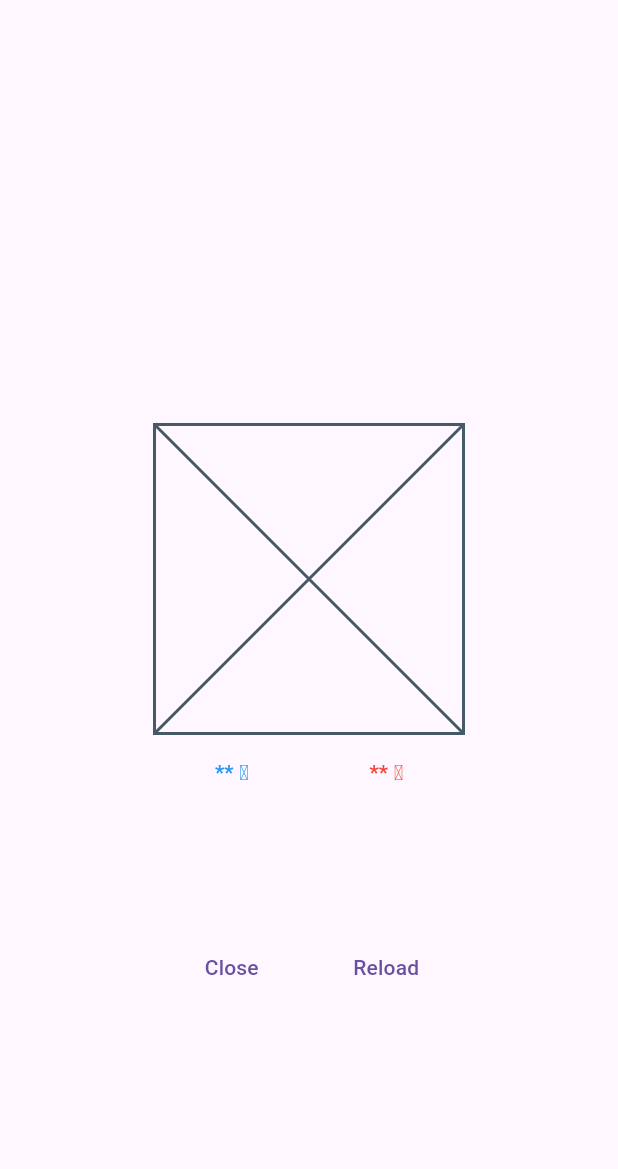
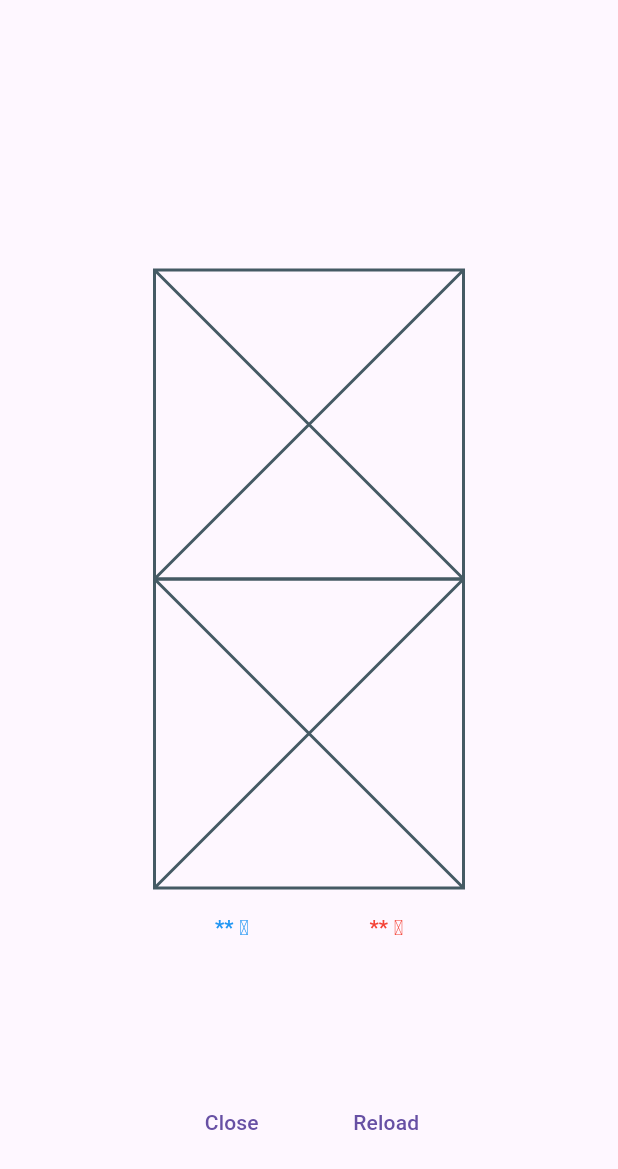
Before and after one commit to touyou/flutter-training, a Flutter app: the screen it shows after launch, on a phone screen of 412 x 824 dp. Shown: the top 1169 px of the screen. Run offline on Flutter 3.47's test engine with Material 3 defaults, Android fonts, the phone set to English and light mode, and no system bars; our stand-ins replace flutter_hooks, flutter_svg, hooks_riverpod, riverpod_annotation; missing offline and left inert: yumemi_weather; generated files the repository leaves out were written again.

```diff
--- /dev/null
+++ b/lib/components/weather_image.dart
@@ -0,0 +1,26 @@
+import 'package:flutter/foundation.dart';
+import 'package:flutter/material.dart';
+import 'package:flutter_training/constants/weather.dart';
+
+class WeatherImage extends StatelessWidget {
+  const WeatherImage({
+    required this.weather,
+    super.key,
+  });
+
+  final Weather? weather;
+
+  @override
+  Widget build(BuildContext context) {
+    return AspectRatio(
+      aspectRatio: 1,
+      child: weather?.svg ?? const Placeholder(),
+    );
+  }
+
+  @override
+  void debugFillProperties(DiagnosticPropertiesBuilder properties) {
+    super.debugFillProperties(properties);
+    properties.add(EnumProperty<Weather>('weather', weather));
+  }
+}
--- a/lib/views/weather_view.dart
+++ b/lib/views/weather_view.dart
@@ -2,6 +2,7 @@ import 'package:flutter/material.dart';
 import 'package:flutter_hooks/flutter_hooks.dart';
 import 'package:flutter_training/components/temperature_text.dart';
 import 'package:flutter_training/components/weather_button.dart';
+import 'package:flutter_training/components/weather_image.dart';
 import 'package:flutter_training/constants/weather.dart';
 import 'package:flutter_training/providers/yumemi_weather_provider.dart';
 import 'package:hooks_riverpod/hooks_riverpod.dart';
@@ -26,6 +27,9 @@ class WeatherView extends HookConsumerWidget {
                 AspectRatio(
                   aspectRatio: 1,
                   child: weather.value?.svg ?? const Placeholder(),
+                ),
+                WeatherImage(
+                  weather: weather.value,
                 ),
                 const Padding(
                   padding: EdgeInsets.symmetric(vertical: 16),
```
